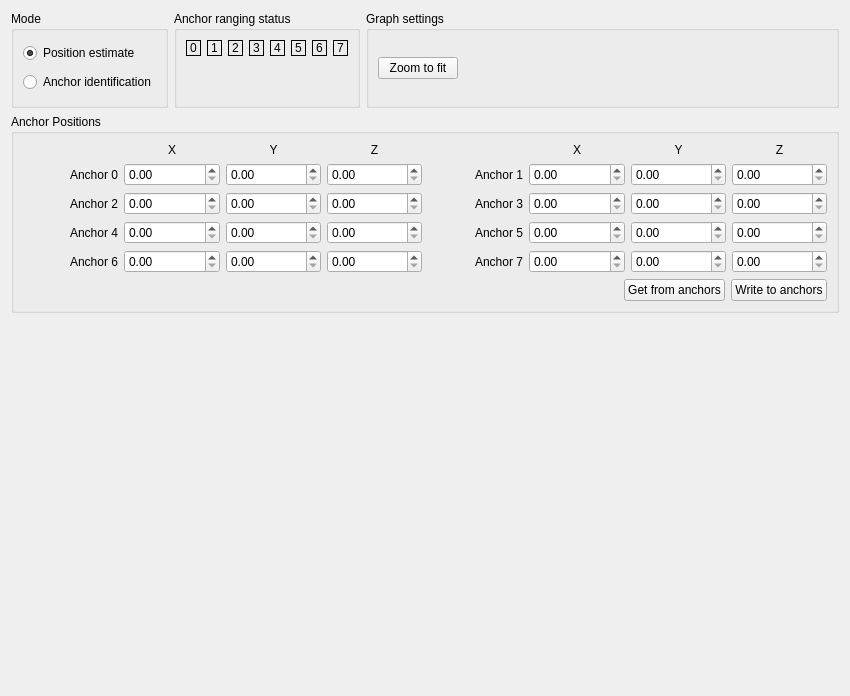
First picture: the form in src/cfclient/ui/tabs/locopositioning_tab.ui, repository bitcraze/crazyflie-clients-python, before the edit.
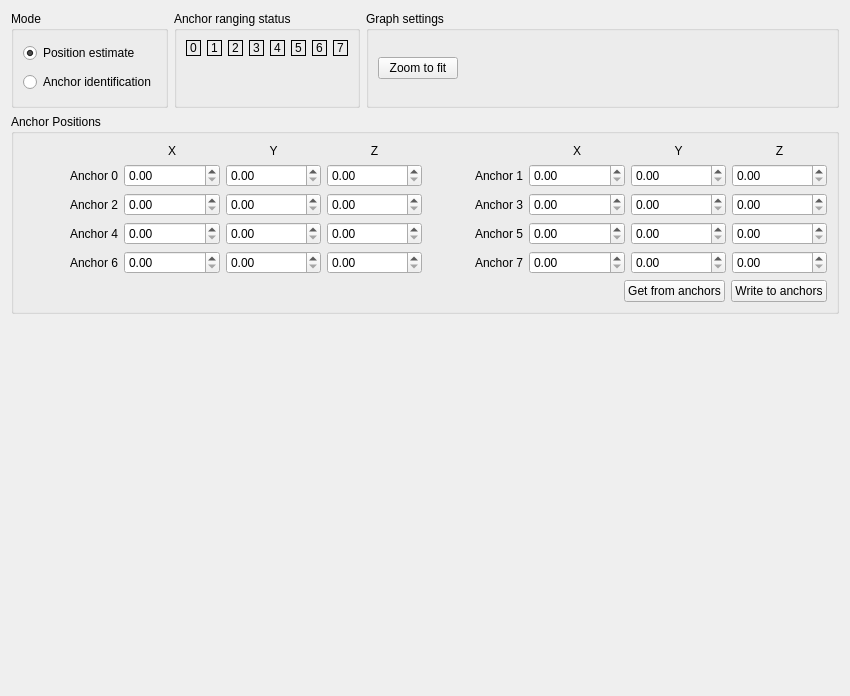
Second picture: the form after the edit.

Commit message: Set minimum size for spinner group box on LPS tab (#306)

Diff of the .ui file:
```diff
--- a/src/cfclient/ui/tabs/locopositioning_tab.ui
+++ b/src/cfclient/ui/tabs/locopositioning_tab.ui
@@ -207,7 +207,7 @@
          <property name="minimumSize">
           <size>
            <width>0</width>
-           <height>13</height>
+           <height>200</height>
           </size>
          </property>
          <property name="title">
```
